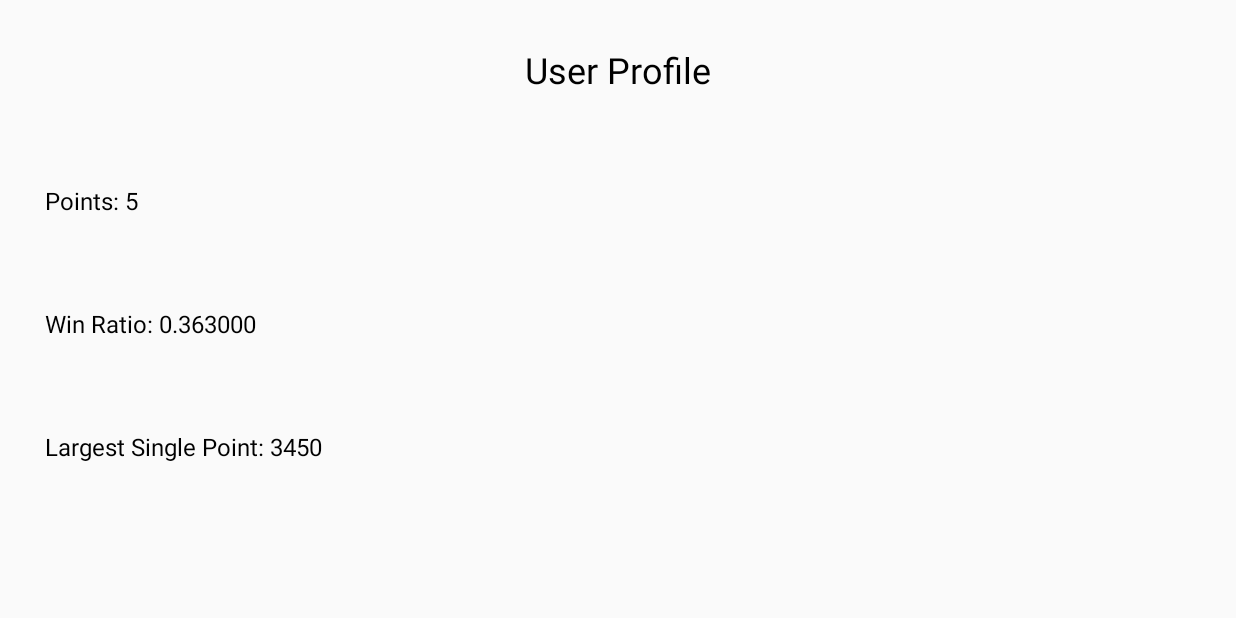
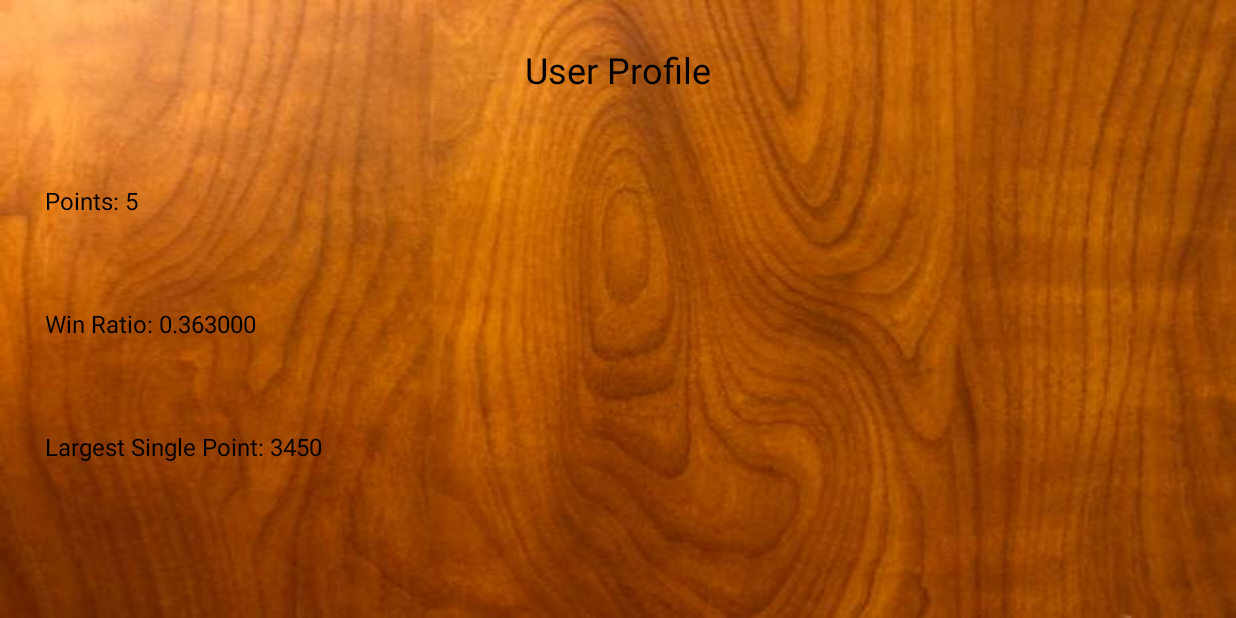
Before and after one commit to dignified-farkle-coders/dignified-farkle-client, an Android app: the ProfileActivity screen opened directly, with no data from a screen before it, on a phone screen of 824 x 412 dp (held sideways). Run offline under Robolectric (Android 15) with nearby library versions, the phone set to English and light mode, and no system bars.

Commit message:
Background updated

```diff
--- a/app/src/main/res/layout/activity_main.xml
+++ b/app/src/main/res/layout/activity_main.xml
@@ -8,7 +8,7 @@
   android:layout_height="match_parent"
   android:fitsSystemWindows="true"
   tools:context=".MainActivity"
- >
+  android:background="@drawable/main_background">
 
   <com.google.android.material.appbar.AppBarLayout
     android:layout_width="wrap_content"
--- a/app/src/main/res/layout/activity_profile.xml
+++ b/app/src/main/res/layout/activity_profile.xml
@@ -6,7 +6,7 @@
   android:orientation="vertical"
   android:layout_width="match_parent"
   android:layout_height="match_parent"
->
+  android:background="@drawable/main_background">
 
   <TextView
     android:id="@+id/user_name_text"
```
